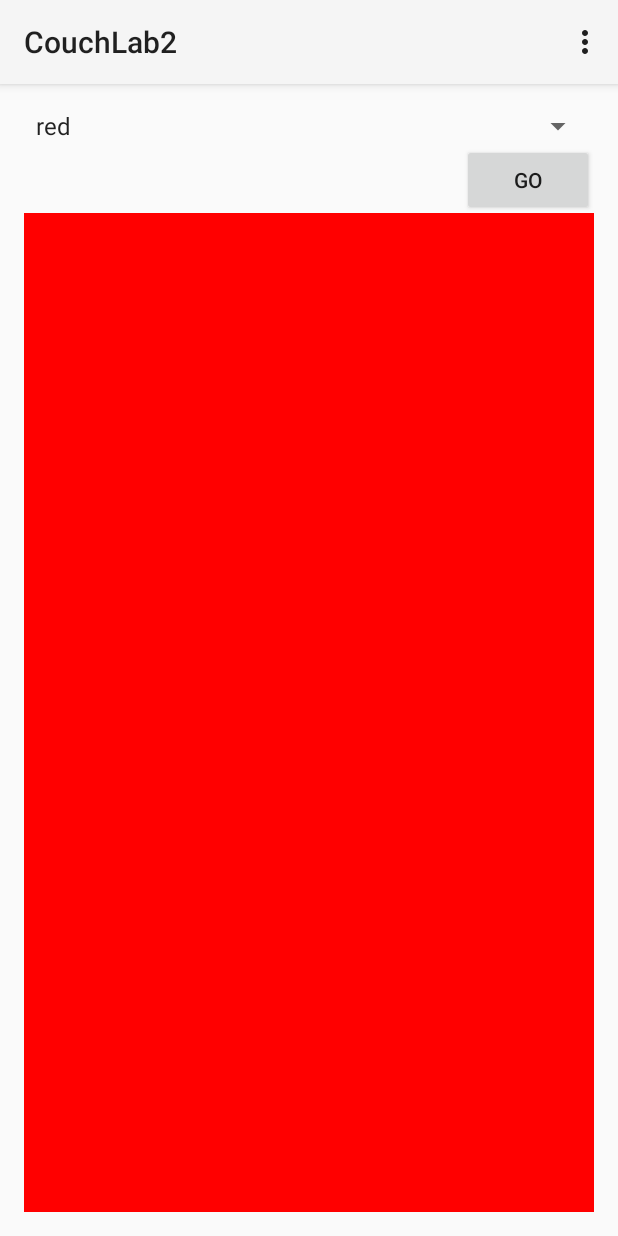
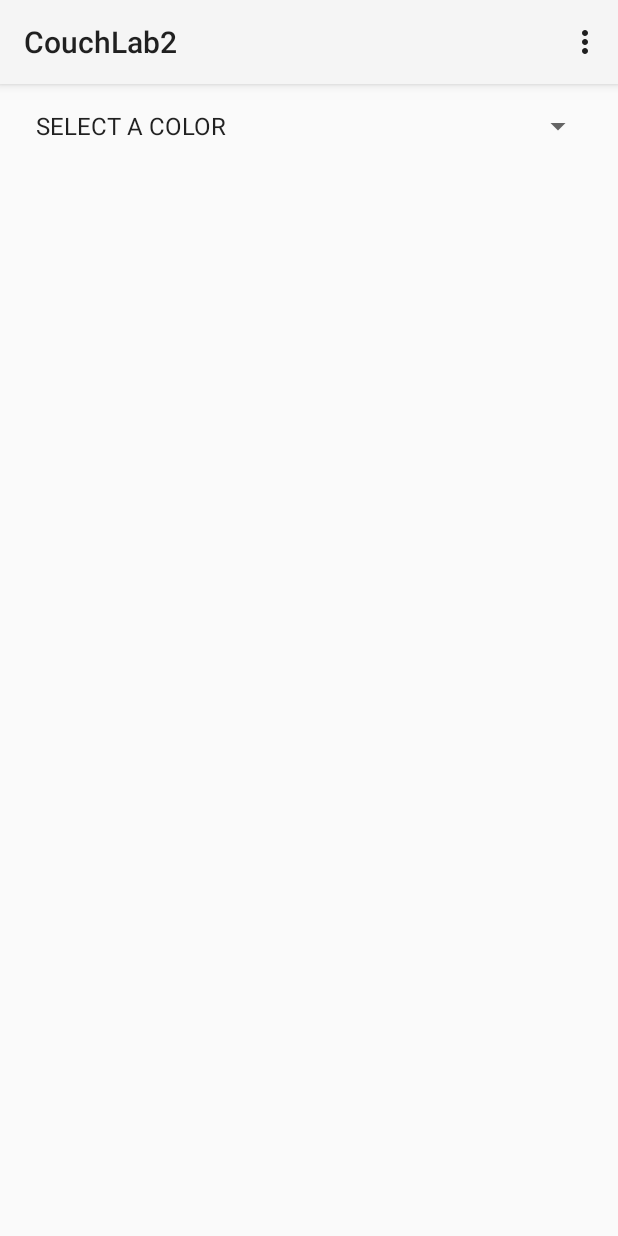
Before and after one commit to samuelcouch/cis-3515, an Android app: the screen it shows after launch (MainActivity), on a phone screen of 412 x 824 dp. Run offline under Robolectric (Android 15) with nearby library versions, the light colour scheme and no system bars.

Commit message:
remove preview and only send the color with a back button

```diff
--- a/lab-2/CouchLab2/app/src/main/java/edu/temple/couchlab2/MainActivity.java
+++ b/lab-2/CouchLab2/app/src/main/java/edu/temple/couchlab2/MainActivity.java
@@ -8,18 +8,15 @@ import android.view.MenuItem;
 import android.view.View;
 import android.widget.AdapterView;
 import android.widget.ArrayAdapter;
-import android.widget.Button;
 import android.widget.Spinner;
-import android.widget.GridLayout;
 
 public class MainActivity extends Activity {
     Spinner spinnerColor;
-    GridLayout colorPreview;
-    Button goToColor;
 
     private ArrayAdapter<String> adapter;
 
     private static final String[] colors = {
+            "SELECT A COLOR",
             "red",
             "blue",
             "green",
@@ -51,8 +48,6 @@ public class MainActivity extends Activity {
         setContentView(R.layout.activity_main);
 
         spinnerColor = (Spinner)findViewById(R.id.colorspinner);
-        colorPreview = (GridLayout)findViewById(R.id.colorPreview);
-        goToColor = (Button)findViewById(R.id.gotoColor);
 
         adapter = new ArrayAdapter<String>(this,
                 android.R.layout.simple_spinner_item, colors);
@@ -60,24 +55,23 @@ public class MainActivity extends Activity {
                 android.R.layout.simple_spinner_dropdown_item);
         spinnerColor.setAdapter(adapter);
 
+        spinnerColor.setSelection(0);
+
         spinnerColor.setOnItemSelectedListener(new AdapterView.OnItemSelectedListener() {
             @Override
             public void onItemSelected(AdapterView<?> parent, View view, int position, long id) {
-                colorPreview.setBackgroundColor(android.graphics.Color.parseColor(spinnerColor.getSelectedItem().toString()));
+                String picked = spinnerColor.getSelectedItem().toString();
+
+                if (!picked.equals("SELECT A COLOR")){
+                    Intent colorIntent = new Intent(MainActivity.this, backgroundActivity.class);
+
+                    colorIntent.putExtra("COLOR_FROM_SPINNER", picked);
+                    startActivity(colorIntent);
+                }
             }
 
             @Override
             public void onNothingSelected(AdapterView<?> parent) {
-            }
-        });
-
-        goToColor.setOnClickListener(new View.OnClickListener() {
-            @Override
-            public void onClick(View v) {
-                Intent colorIntent = new Intent(MainActivity.this, backgroundActivity.class);
-
-                colorIntent.putExtra("COLOR_FROM_SPINNER", spinnerColor.getSelectedItem().toString());
-                startActivity(colorIntent);
             }
         });
     }
--- a/lab-2/CouchLab2/app/src/main/res/layout/activity_main.xml
+++ b/lab-2/CouchLab2/app/src/main/res/layout/activity_main.xml
@@ -12,19 +12,4 @@
         android:layout_alignParentTop="true"
         android:layout_alignParentStart="true" />
 
-    <GridLayout
-        android:layout_width="match_parent"
-        android:layout_height="match_parent"
-        android:layout_below="@+id/colorspinner"
-        android:layout_marginTop="46dp"
-        android:id="@+id/colorPreview"></GridLayout>
-
-    <Button
-        android:layout_width="wrap_content"
-        android:layout_height="wrap_content"
-        android:text="GO"
-        android:id="@+id/gotoColor"
-        android:layout_below="@+id/colorspinner"
-        android:layout_alignParentEnd="true" />
-
 </RelativeLayout>
```
